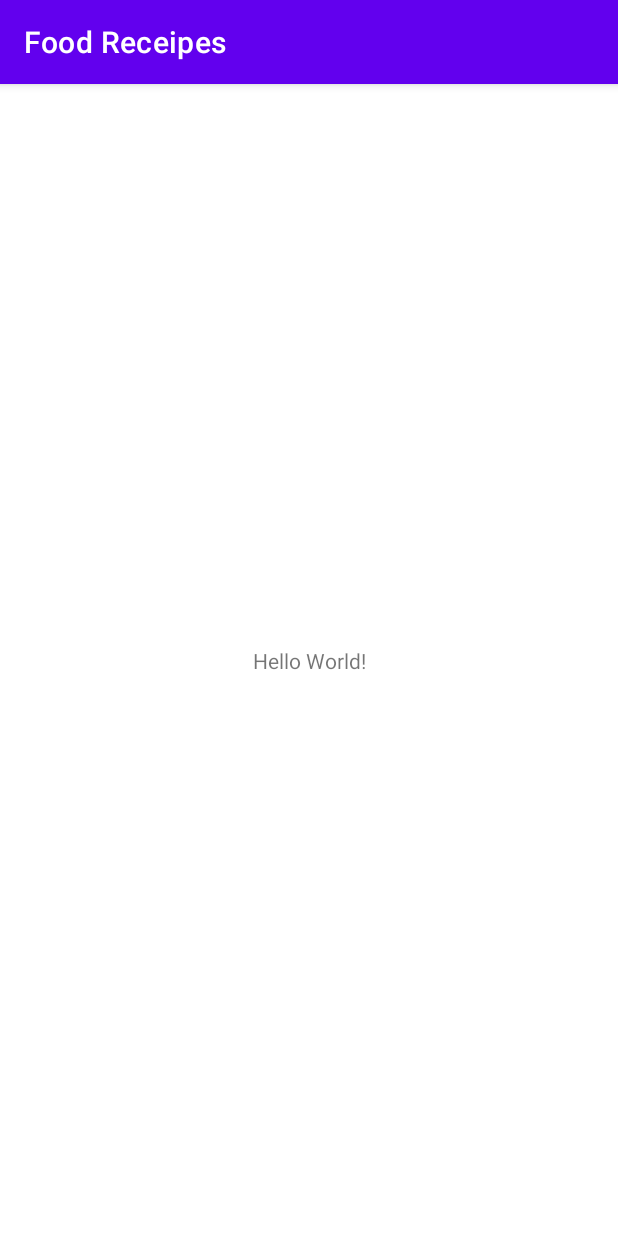
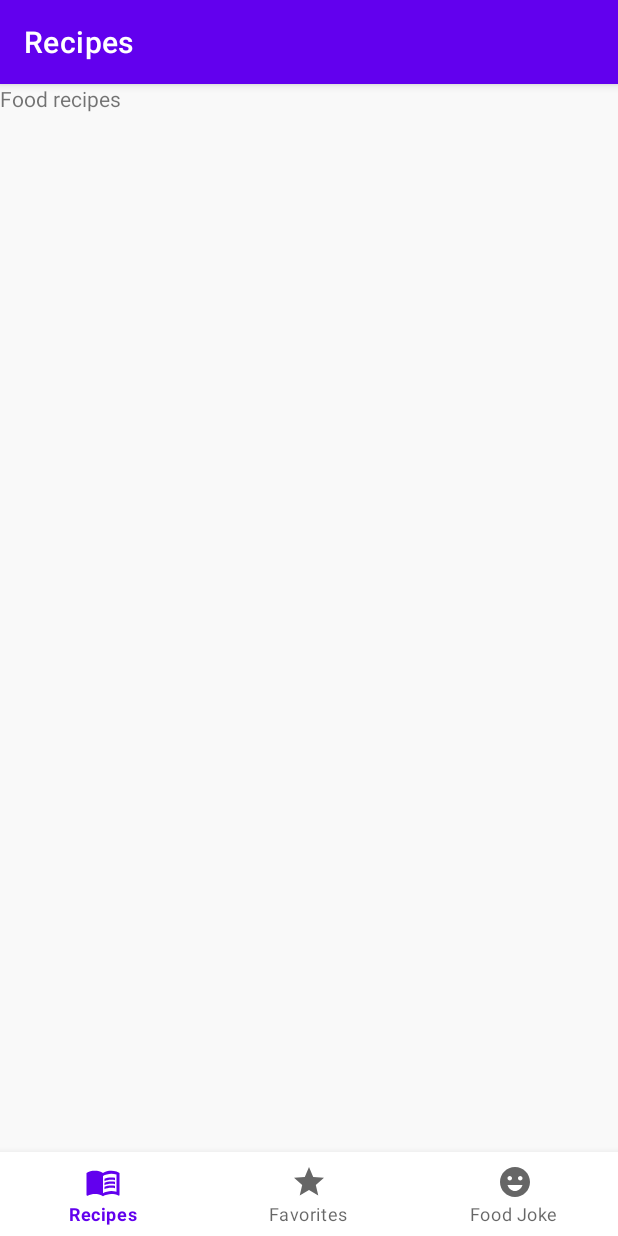
Before and after one commit to najahto/food-recipes, an Android app: the screen it shows after launch (MainActivity), on a phone screen of 412 x 824 dp. Run offline under Robolectric (Android 15) with nearby library versions, the phone set to English and light mode, and no system bars; our stand-ins replace navigation-ui.

Commit message:
setup navigation component

```diff
--- a/app/src/main/AndroidManifest.xml
+++ b/app/src/main/AndroidManifest.xml
@@ -6,7 +6,7 @@
     <application
         android:allowBackup="true"
         android:dataExtractionRules="@xml/data_extraction_rules"
-        android:fullBackupContent="@xml/backup_rules"
+        android:fullBackupContent="true"
         android:icon="@mipmap/ic_launcher"
         android:label="@string/app_name"
         android:roundIcon="@mipmap/ic_launcher_round"
--- a/app/src/main/java/com/najahto/foodreceipes/MainActivity.kt
+++ b/app/src/main/java/com/najahto/foodreceipes/MainActivity.kt
@@ -2,10 +2,35 @@ package com.najahto.foodreceipes
 
 import androidx.appcompat.app.AppCompatActivity
 import android.os.Bundle
+import androidx.navigation.NavController
+import androidx.navigation.findNavController
+import androidx.navigation.ui.AppBarConfiguration
+import androidx.navigation.ui.setupActionBarWithNavController
+import androidx.navigation.ui.setupWithNavController
+import kotlinx.android.synthetic.main.activity_main.*
 
 class MainActivity : AppCompatActivity() {
+
+    private lateinit var navController: NavController
+
     override fun onCreate(savedInstanceState: Bundle?) {
         super.onCreate(savedInstanceState)
         setContentView(R.layout.activity_main)
+
+        navController = findNavController(R.id.navHostFragment)
+        val appBarConfiguration =
+            AppBarConfiguration(
+                setOf(
+                    R.id.recipesFragment,
+                    R.id.favoriteRecipesFragment,
+                    R.id.foodJokeFragment
+                )
+            )
+        bottomNavigationView.setupWithNavController(navController)
+        setupActionBarWithNavController(navController, appBarConfiguration)
+    }
+
+    override fun onSupportNavigateUp(): Boolean {
+        return navController.navigateUp() || super.onSupportNavigateUp()
     }
 }
--- /dev/null
+++ b/app/src/main/java/com/najahto/foodreceipes/RecipesFragment.kt
@@ -0,0 +1,22 @@
+package com.najahto.foodreceipes
+
+import android.os.Bundle
+import androidx.fragment.app.Fragment
+import android.view.LayoutInflater
+import android.view.View
+import android.view.ViewGroup
+
+class RecipesFragment : Fragment() {
+
+    override fun onCreate(savedInstanceState: Bundle?) {
+        super.onCreate(savedInstanceState)
+    }
+
+    override fun onCreateView(
+        inflater: LayoutInflater, container: ViewGroup?,
+        savedInstanceState: Bundle?
+    ): View? {
+        // Inflate the layout for this fragment
+        return inflater.inflate(R.layout.fragment_recipes, container, false)
+    }
+}
--- /dev/null
+++ b/app/src/main/res/drawable/ic_emoji_emotions.xml
@@ -0,0 +1,5 @@
+<vector android:height="24dp" android:tint="#000000"
+    android:viewportHeight="24" android:viewportWidth="24"
+    android:width="24dp" xmlns:android="http://schemas.android.com/apk/res/android">
+    <path android:fillColor="@android:color/white" android:pathData="M11.99,2C6.47,2 2,6.48 2,12c0,5.52 4.47,10 9.99,10C17.52,22 22,17.52 22,12C22,6.48 17.52,2 11.99,2zM8.5,8C9.33,8 10,8.67 10,9.5S9.33,11 8.5,11S7,10.33 7,9.5S7.67,8 8.5,8zM12,18c-2.28,0 -4.22,-1.66 -5,-4h10C16.22,16.34 14.28,18 12,18zM15.5,11c-0.83,0 -1.5,-0.67 -1.5,-1.5S14.67,8 15.5,8S17,8.67 17,9.5S16.33,11 15.5,11z"/>
+</vector>
--- /dev/null
+++ b/app/src/main/res/drawable/ic_menu_book.xml
@@ -0,0 +1,8 @@
+<vector android:height="24dp" android:tint="#000000"
+    android:viewportHeight="24" android:viewportWidth="24"
+    android:width="24dp" xmlns:android="http://schemas.android.com/apk/res/android">
+    <path android:fillColor="@android:color/white" android:pathData="M21,5c-1.11,-0.35 -2.33,-0.5 -3.5,-0.5c-1.95,0 -4.05,0.4 -5.5,1.5c-1.45,-1.1 -3.55,-1.5 -5.5,-1.5S2.45,4.9 1,6v14.65c0,0.25 0.25,0.5 0.5,0.5c0.1,0 0.15,-0.05 0.25,-0.05C3.1,20.45 5.05,20 6.5,20c1.95,0 4.05,0.4 5.5,1.5c1.35,-0.85 3.8,-1.5 5.5,-1.5c1.65,0 3.35,0.3 4.75,1.05c0.1,0.05 0.15,0.05 0.25,0.05c0.25,0 0.5,-0.25 0.5,-0.5V6C22.4,5.55 21.75,5.25 21,5zM21,18.5c-1.1,-0.35 -2.3,-0.5 -3.5,-0.5c-1.7,0 -4.15,0.65 -5.5,1.5V8c1.35,-0.85 3.8,-1.5 5.5,-1.5c1.2,0 2.4,0.15 3.5,0.5V18.5z"/>
+    <path android:fillColor="@android:color/white" android:pathData="M17.5,10.5c0.88,0 1.73,0.09 2.5,0.26V9.24C19.21,9.09 18.36,9 17.5,9c-1.7,0 -3.24,0.29 -4.5,0.83v1.66C14.13,10.85 15.7,10.5 17.5,10.5z"/>
+    <path android:fillColor="@android:color/white" android:pathData="M13,12.49v1.66c1.13,-0.64 2.7,-0.99 4.5,-0.99c0.88,0 1.73,0.09 2.5,0.26V11.9c-0.79,-0.15 -1.64,-0.24 -2.5,-0.24C15.8,11.66 14.26,11.96 13,12.49z"/>
+    <path android:fillColor="@android:color/white" android:pathData="M17.5,14.33c-1.7,0 -3.24,0.29 -4.5,0.83v1.66c1.13,-0.64 2.7,-0.99 4.5,-0.99c0.88,0 1.73,0.09 2.5,0.26v-1.52C19.21,14.41 18.36,14.33 17.5,14.33z"/>
+</vector>
--- /dev/null
+++ b/app/src/main/res/drawable/ic_star.xml
@@ -0,0 +1,5 @@
+<vector android:height="24dp" android:tint="#000000"
+    android:viewportHeight="24" android:viewportWidth="24"
+    android:width="24dp" xmlns:android="http://schemas.android.com/apk/res/android">
+    <path android:fillColor="@android:color/white" android:pathData="M12,17.27L18.18,21l-1.64,-7.03L22,9.24l-7.19,-0.61L12,2 9.19,8.63 2,9.24l5.46,4.73L5.82,21z"/>
+</vector>
--- a/app/src/main/res/layout/activity_main.xml
+++ b/app/src/main/res/layout/activity_main.xml
@@ -4,15 +4,27 @@
     xmlns:tools="http://schemas.android.com/tools"
     android:layout_width="match_parent"
     android:layout_height="match_parent"
+    android:background="@color/lightGray"
     tools:context=".MainActivity">
 
-    <TextView
-        android:layout_width="wrap_content"
+    <fragment
+        android:id="@+id/navHostFragment"
+        android:name="androidx.navigation.fragment.NavHostFragment"
+        android:layout_width="0dp"
+        android:layout_height="0dp"
+        app:defaultNavHost="true"
+        app:layout_constraintStart_toStartOf="parent"
+        app:layout_constraintEnd_toEndOf="parent"
+        app:layout_constraintTop_toTopOf="parent"
+        app:layout_constraintBottom_toTopOf="@id/bottomNavigationView"
+        app:navGraph="@navigation/foodrecipes_nav_graph" />
+
+    <com.google.android.material.bottomnavigation.BottomNavigationView
+        android:id="@+id/bottomNavigationView"
+        android:layout_width="0dp"
         android:layout_height="wrap_content"
-        android:text="Hello World!"
         app:layout_constraintBottom_toBottomOf="parent"
         app:layout_constraintEnd_toEndOf="parent"
-        app:layout_constraintStart_toStartOf="parent"
-        app:layout_constraintTop_toTopOf="parent" />
-
+        app:menu="@menu/bottom_navigation_menu"
+        app:layout_constraintStart_toStartOf="parent" />
 </androidx.constraintlayout.widget.ConstraintLayout>
--- /dev/null
+++ b/app/src/main/res/layout/fragment_recipes.xml
@@ -0,0 +1,14 @@
+<?xml version="1.0" encoding="utf-8"?>
+<androidx.constraintlayout.widget.ConstraintLayout xmlns:android="http://schemas.android.com/apk/res/android"
+    xmlns:tools="http://schemas.android.com/tools"
+    android:layout_width="match_parent"
+    android:layout_height="match_parent"
+    android:background="@color/lightGray"
+    tools:context=".RecipesFragment">
+
+    <TextView
+        android:layout_width="match_parent"
+        android:layout_height="match_parent"
+        android:text="Food recipes" />
+
+</androidx.constraintlayout.widget.ConstraintLayout>
--- /dev/null
+++ b/app/src/main/res/menu/bottom_navigation_menu.xml
@@ -0,0 +1,19 @@
+<?xml version="1.0" encoding="utf-8"?>
+<menu xmlns:android="http://schemas.android.com/apk/res/android"
+    xmlns:app="http://schemas.android.com/apk/res-auto">
+    <item
+        android:id="@+id/recipesFragment"
+        android:icon="@drawable/ic_menu_book"
+        android:title="@string/recipes"
+        app:showAsAction="always" />
+    <item
+        android:id="@+id/favoriteRecipesFragment"
+        android:icon="@drawable/ic_star"
+        android:title="@string/favorite_recipes"
+        app:showAsAction="always" />
+    <item
+        android:id="@+id/foodJokeFragment"
+        android:icon="@drawable/ic_emoji_emotions"
+        android:title="@string/food_joke"
+        app:showAsAction="always" />
+</menu>
--- /dev/null
+++ b/app/src/main/res/navigation/foodrecipes_nav_graph.xml
@@ -0,0 +1,23 @@
+<?xml version="1.0" encoding="utf-8"?>
+<navigation xmlns:android="http://schemas.android.com/apk/res/android"
+    xmlns:app="http://schemas.android.com/apk/res-auto"
+    xmlns:tools="http://schemas.android.com/tools"
+    android:id="@+id/foodreceipes_nav_graph"
+    app:startDestination="@id/recipesFragment">
+
+    <fragment
+        android:id="@+id/recipesFragment"
+        android:name="com.najahto.foodreceipes.RecipesFragment"
+        android:label="Recipes"
+        tools:layout="@layout/fragment_recipes" />
+    <fragment
+        android:id="@+id/favoriteRecipesFragment"
+        android:name="com.najahto.foodreceipes.FavoriteRecipesFragment"
+        android:label="Favorites"
+        tools:layout="@layout/fragment_favorite_recipes" />
+    <fragment
+        android:id="@+id/foodJokeFragment"
+        android:name="com.najahto.foodreceipes.FoodJokeFragment"
+        android:label="Food Joke"
+        tools:layout="@layout/fragment_food_joke" />
+</navigation>
--- a/app/src/main/res/values/strings.xml
+++ b/app/src/main/res/values/strings.xml
@@ -1,3 +1,8 @@
 <resources>
     <string name="app_name">Food Receipes</string>
+    <!-- TODO: Remove or change this placeholder text -->
+    <string name="hello_blank_fragment">Hello blank fragment</string>
+    <string name="recipes">Recipes</string>
+    <string name="favorite_recipes">Favorites</string>
+    <string name="food_joke">Food Joke</string>
 </resources>
--- a/settings.gradle
+++ b/settings.gradle
@@ -12,5 +12,5 @@ dependencyResolutionManagement {
         mavenCentral()
     }
 }
-rootProject.name = "Food Receipes"
+rootProject.name = "Food Recipes"
 include ':app'
```
Also changed, not shown: app/build.gradle (+8 -2 lines), app/src/main/java/com/najahto/foodreceipes/FavoriteRecipesFragment.kt (added, +22 -0 lines), app/src/main/java/com/najahto/foodreceipes/FoodJokeFragment.kt (added, +22 -0 lines), app/src/main/res/layout/fragment_favorite_recipes.xml (added, +14 -0 lines), app/src/main/res/layout/fragment_food_joke.xml (added, +14 -0 lines), app/src/main/res/values/colors.xml (+13 -0 lines).
